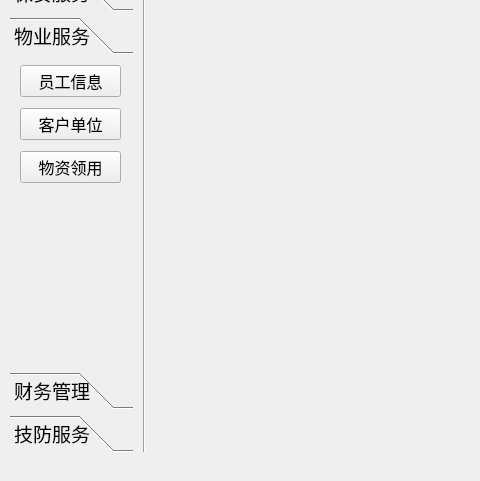
The window that Main.ui (yao901213/GuardCoop) describes before a commit, drawn with Qt 5; both pictures show x 0 to 480 and y 209 to 690 of the 921 by 690 pixel window.
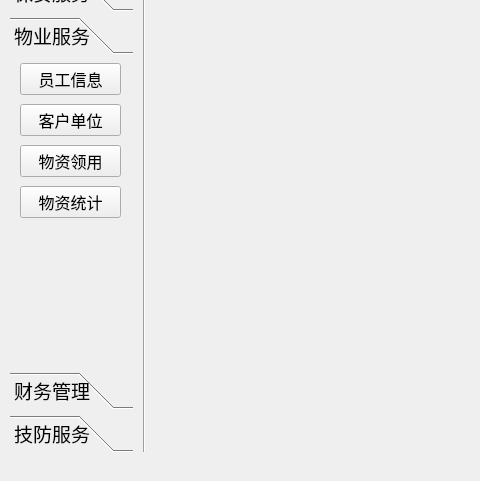
The same window after the commit.

Commit message: 增加物业工具统计页面

The edit to the form file:
```diff
--- a/Main.ui
+++ b/Main.ui
@@ -244,7 +244,7 @@
             <x>10</x>
             <y>0</y>
             <width>101</width>
-            <height>131</height>
+            <height>161</height>
            </rect>
           </property>
           <layout class="QVBoxLayout" name="verticalLayout_4">
@@ -287,6 +287,19 @@
              </property>
             </widget>
            </item>
+           <item>
+            <widget class="QPushButton" name="pushButtonTool">
+             <property name="font">
+              <font>
+               <family>黑体</family>
+               <pointsize>12</pointsize>
+              </font>
+             </property>
+             <property name="text">
+              <string>物资统计</string>
+             </property>
+            </widget>
+           </item>
           </layout>
          </widget>
         </widget>
```
Left out of the diff: 4 changed lines with no effect on the pictures. The commit also changes 9 other files.
